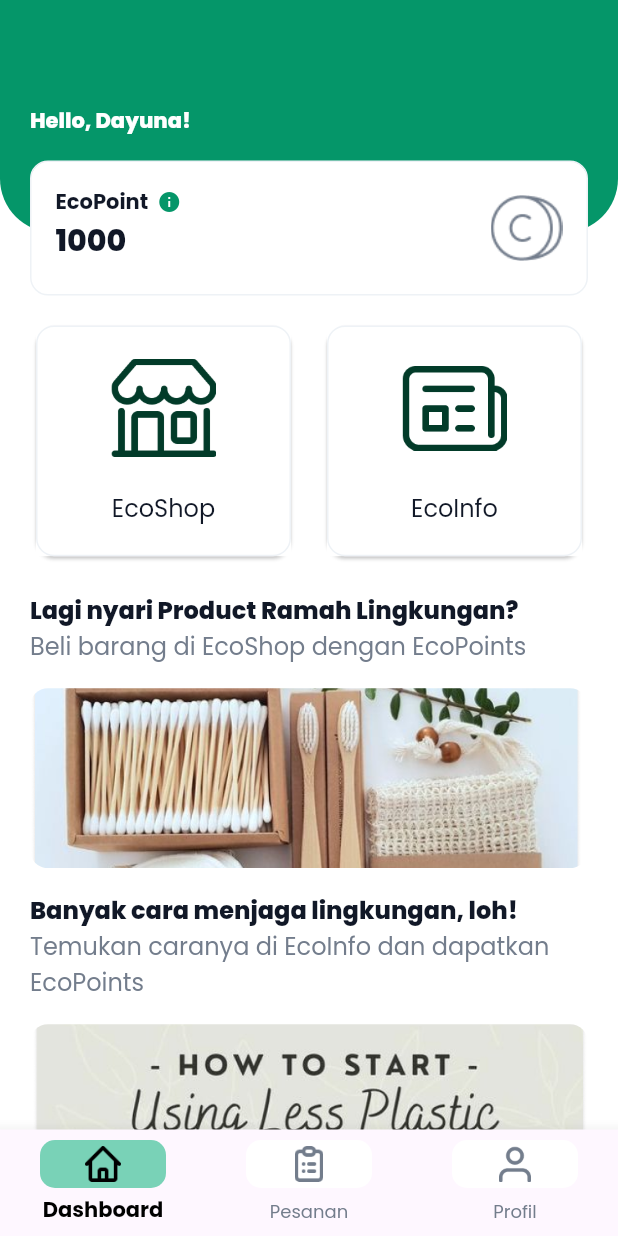
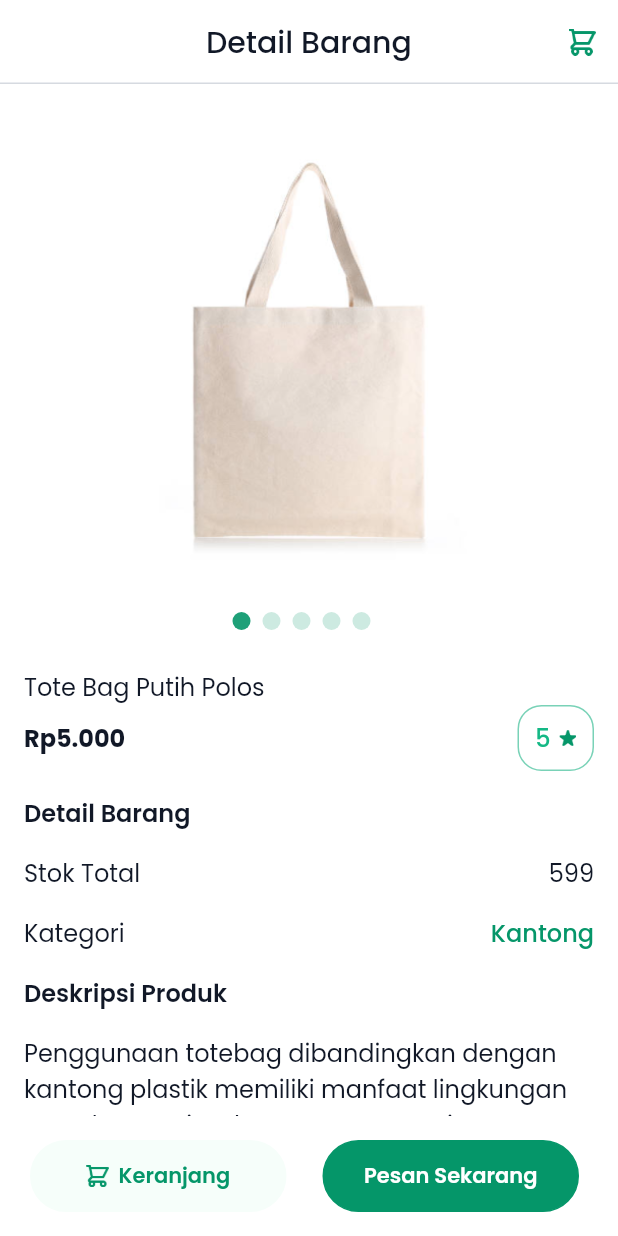
Before and after one commit to Ecowave-Alterra/ecowave-flutter, a Flutter app: the screen it shows after launch, on a phone screen of 412 x 824 dp. Run offline on Flutter 3.47's test engine with Material 2 defaults, Android fonts, the phone set to English and light mode, and no system bars; drawn by our look-alikes of carousel_slider; our stand-ins replace another_flushbar, flutter_bloc, flutter_countdown_timer, get_it, google_fonts, lottie.

Commit message:
[FL-014] Detail Barang (#23)
* complete slicing UI product detail

* review correction

```diff
--- a/lib/app.dart
+++ b/lib/app.dart
@@ -1,5 +1,6 @@
 import 'package:ecowave/core.dart';
 import 'package:ecowave/core/utils/providers.dart';
+import 'package:ecowave/features/ecommerce/view/pages/product_detail_page.dart';
 import 'package:ecowave/features/home/home_page.dart';
 import 'package:ecowave/routes/routes.dart';
 import 'package:flutter/material.dart';
@@ -16,7 +17,7 @@ class App extends StatelessWidget {
       child: MaterialApp(
         debugShowCheckedModeBanner: false,
         title: 'Ecowave',
-        home: const MyHomePage(),
+        home: const ProductDetail(),
         onGenerateRoute: Routes.generateRoute,
         theme: ThemeData(
           scaffoldBackgroundColor: AppColors.white,
--- /dev/null
+++ b/lib/features/ecommerce/view/pages/product_detail_page.dart
@@ -0,0 +1,105 @@
+import 'package:ecowave/features/ecommerce/view/widgets/product_description_widget.dart';
+import 'package:flutter/material.dart';
+
+import '../../../../core.dart';
+import '../../../payment/view/pages/payment_detail_page.dart';
+import '../widgets/carousel_barang_widget.dart';
+
+class ProductDetail extends StatelessWidget {
+  const ProductDetail({super.key});
+
+  @override
+  Widget build(BuildContext context) {
+    return Scaffold(
+      backgroundColor: AppColors.white,
+      appBar: AppBar(
+        title: const Text("Detail Barang"),
+        actions: [
+          IconButton(
+            onPressed: () => context.push(const PaymentDetailPage()),
+            icon: const ImageIcon(
+              AppIcons.keranjang,
+              color: AppColors.primary500,
+            ),
+            iconSize: 18.0,
+          ),
+        ],
+      ),
+      body: const SingleChildScrollView(
+        child: Column(
+          mainAxisAlignment: MainAxisAlignment.start,
+          crossAxisAlignment: CrossAxisAlignment.start,
+          children: [
+            CarouselBarang(),
+            ProductDescription(),
+          ],
+        ),
+      ),
+      bottomNavigationBar: Container(
+        padding: const EdgeInsets.all(8.0),
+        height: 80.0,
+        child: Row(
+          children: [
+            TextButton(
+              onPressed: () {},
+              child: Container(
+                height: 48.0,
+                width: 171.0,
+                decoration: BoxDecoration(
+                  border: Border.all(color: AppColors.primary50),
+                  borderRadius: BorderRadius.circular(100),
+                  color: AppColors.primary50,
+                ),
+                child: const Center(
+                  child: Row(
+                    mainAxisAlignment: MainAxisAlignment.center,
+                    children: [
+                      ImageIcon(
+                        AppIcons.keranjang,
+                        size: 15.0,
+                        color: AppColors.primary500,
+                      ),
+                      SizedBox(
+                        width: 6.5,
+                      ),
+                      Text(
+                        'Keranjang',
+                        style: TextStyle(
+                          color: AppColors.primary500,
+                          fontWeight: AppFontWeight.semibold,
+                          fontSize: AppSizes.buttonFontSize,
+                        ),
+                      ),
+                    ],
+                  ),
+                ),
+              ),
+            ),
+            TextButton(
+              onPressed: () {},
+              child: Container(
+                height: 48.0,
+                width: 171.0,
+                decoration: BoxDecoration(
+                  border: Border.all(color: AppColors.primary500),
+                  borderRadius: BorderRadius.circular(100),
+                  color: AppColors.primary500,
+                ),
+                child: const Center(
+                  child: Text(
+                    'Pesan Sekarang',
+                    style: TextStyle(
+                      color: AppColors.white,
+                      fontWeight: AppFontWeight.semibold,
+                      fontSize: AppSizes.buttonFontSize,
+                    ),
+                  ),
+                ),
+              ),
+            ),
+          ],
+        ),
+      ),
+    );
+  }
+}
--- /dev/null
+++ b/lib/features/ecommerce/view/widgets/carousel_barang_widget.dart
@@ -0,0 +1,97 @@
+import 'package:carousel_slider/carousel_controller.dart';
+import 'package:carousel_slider/carousel_options.dart';
+import 'package:carousel_slider/carousel_slider.dart';
+import 'package:flutter/material.dart';
+
+import '../../../../core.dart';
+
+class CarouselBarang extends StatefulWidget {
+  const CarouselBarang({super.key});
+
+  @override
+  State<CarouselBarang> createState() => _CarouselBarangState();
+}
+
+class _CarouselBarangState extends State<CarouselBarang> {
+  List<Widget> imgList = [
+    SizedBox.fromSize(
+      child: Image.asset(
+        AppImages.productShop2,
+        fit: BoxFit.cover,
+      ),
+    ),
+    SizedBox.fromSize(
+      child: Image.asset(
+        AppImages.productShop2,
+        fit: BoxFit.cover,
+      ),
+    ),
+    SizedBox.fromSize(
+      child: Image.asset(
+        AppImages.productShop2,
+        fit: BoxFit.cover,
+      ),
+    ),
+    SizedBox.fromSize(
+      child: Image.asset(
+        AppImages.productShop2,
+        fit: BoxFit.cover,
+      ),
+    ),
+    SizedBox.fromSize(
+      child: Image.asset(
+        AppImages.productShop2,
+        fit: BoxFit.cover,
+      ),
+    ),
+  ];
+  final CarouselController _controller = CarouselController();
+  int _current = 0;
+
+  @override
+  Widget build(BuildContext context) {
+    return Padding(
+        padding: const EdgeInsets.fromLTRB(0, 16, 10, 16),
+        child: SizedBox(
+          height: 358,
+          child: Column(children: [
+            Expanded(
+              child: CarouselSlider(
+                items: imgList,
+                carouselController: _controller,
+                options: CarouselOptions(
+                    height: 358,
+                    autoPlay: true,
+                    enlargeCenterPage: false,
+                    aspectRatio: 2.0,
+                    onPageChanged: (index, reason) {
+                      setState(() {
+                        _current = index;
+                      });
+                    }),
+              ),
+            ),
+            Row(
+              mainAxisAlignment: MainAxisAlignment.center,
+              children: imgList.asMap().entries.map((entry) {
+                return GestureDetector(
+                  onTap: () => _controller.animateToPage(entry.key),
+                  child: Container(
+                    width: 12.0,
+                    height: 12.0,
+                    margin: const EdgeInsets.symmetric(
+                        vertical: 10.0, horizontal: 4.0),
+                    decoration: BoxDecoration(
+                        shape: BoxShape.circle,
+                        color: (Theme.of(context).brightness == Brightness.dark
+                                ? AppColors.black
+                                : AppColors.primary500)
+                            .withOpacity(_current == entry.key ? 0.9 : 0.2)),
+                  ),
+                );
+              }).toList(),
+            ),
+          ]),
+        ));
+  }
+}
--- /dev/null
+++ b/lib/features/ecommerce/view/widgets/product_description_widget.dart
@@ -0,0 +1,298 @@
+import 'package:ecowave/core.dart';
+import 'package:flutter/material.dart';
+
+class ProductDescription extends StatelessWidget {
+  const ProductDescription({super.key});
+
+  @override
+  Widget build(BuildContext context) {
+    return Column(
+      children: [
+        Container(
+          padding: const EdgeInsets.only(left: AppSizes.primary),
+          alignment: Alignment.centerLeft,
+          child: const Text(
+            'Tote Bag Putih Polos',
+            style: TextStyle(
+              fontSize: AppSizes.primary,
+              fontWeight: AppFontWeight.regular,
+              color: AppColors.black,
+            ),
+          ),
+        ),
+        Container(
+          padding: const EdgeInsets.only(
+              left: AppSizes.primary, right: AppSizes.primary),
+          child: Row(
+            mainAxisAlignment: MainAxisAlignment.spaceBetween,
+            children: [
+              Container(
+                padding: const EdgeInsets.fromLTRB(0, 10.0, 0, 10.0),
+                child: Text(
+                  5000.currencyFormatRp,
+                  style: const TextStyle(
+                    fontSize: AppSizes.primary,
+                    fontWeight: AppFontWeight.bold,
+                    color: AppColors.black,
+                  ),
+                ),
+              ),
+              Container(
+                height: 44.0,
+                width: 51.0,
+                decoration: BoxDecoration(
+                    border: Border.all(color: AppColors.primary300, width: 1.0),
+                    borderRadius: BorderRadius.circular(AppSizes.primary)),
+                child: Row(
+                  mainAxisAlignment: MainAxisAlignment.center,
+                  children: [
+                    Container(
+                      padding: const EdgeInsets.only(right: 5.0),
+                      child: const Text(
+                        '5',
+                        style: TextStyle(
+                          fontSize: AppSizes.primary,
+                          fontWeight: AppFontWeight.medium,
+                          color: AppColors.primary400,
+                        ),
+                      ),
+                    ),
+                    const ImageIcon(
+                      AppIcons.solidUlasan,
+                      color: AppColors.primary500,
+                      size: 12.0,
+                    )
+                  ],
+                ),
+              ),
+            ],
+          ),
+        ),
+        Container(
+          padding: const EdgeInsets.all(AppSizes.primary),
+          alignment: Alignment.centerLeft,
+          child: const Text(
+            'Detail Barang',
+            style: TextStyle(
+              fontSize: AppSizes.primary,
+              fontWeight: AppFontWeight.semibold,
+            ),
+          ),
+        ),
+        Container(
+          padding: const EdgeInsets.only(
+              left: AppSizes.primary, right: AppSizes.primary),
+          child: const Row(
+            mainAxisAlignment: MainAxisAlignment.spaceBetween,
+            children: [
+              Text(
+                'Stok Total',
+                style: TextStyle(
+                  fontSize: AppSizes.primary,
+                  fontWeight: AppFontWeight.regular,
+                ),
+              ),
+              Text(
+                '599',
+                style: TextStyle(
+                  fontSize: AppSizes.primary,
+                  fontWeight: AppFontWeight.regular,
+                ),
+              ),
+            ],
+          ),
+        ),
+        Container(
+          padding: const EdgeInsets.only(
+              left: AppSizes.primary,
+              top: AppSizes.primary,
+              right: AppSizes.primary),
+          child: const Row(
+            mainAxisAlignment: MainAxisAlignment.spaceBetween,
+            children: [
+              Text(
+                'Kategori',
+                style: TextStyle(
+                  fontSize: AppSizes.primary,
+                  fontWeight: AppFontWeight.regular,
+                ),
+              ),
+              Text(
+                'Kantong',
+                style: TextStyle(
+                    fontSize: AppSizes.primary,
+                    fontWeight: AppFontWeight.medium,
+                    color: AppColors.primary500),
+              ),
+            ],
+          ),
+        ),
+        Container(
+          padding: const EdgeInsets.all(AppSizes.primary),
+          alignment: Alignment.centerLeft,
+          child: const Text(
+            'Deskripsi Produk',
+            style: TextStyle(
+              fontSize: AppSizes.primary,
+              fontWeight: AppFontWeight.semibold,
+            ),
+          ),
+        ),
+        Container(
+          padding: const EdgeInsets.only(
+              left: AppSizes.primary, right: AppSizes.primary),
+          alignment: Alignment.centerLeft,
+          child: const Text(
+            'Penggunaan totebag dibandingkan dengan kantong plastik memiliki manfaat lingkungan yang besar. Kita dapat mengurangi penggunaan plastik sekali pakai yang sulit diurai oleh alam dan berdampak negatif pada lingkungan kita. Totebag terbuat dari bahan yang kuat dan tahan lama, sehingga dapat digunakan berulang kali. Totebag juga memiliki kapasitas yang lebih besar daripada kantong plastik. Totebag putih ini memiliki desain yang trendy dan stylish, sehingga dapat menjadi aksesori fashion yang menarik perhatian. Warna putih yang simpel membuatnya mudah dipadukan dengan pakaian apa pun. Dapatkan sekarang!',
+            style: TextStyle(
+              fontSize: AppSizes.primary,
+              fontWeight: AppFontWeight.regular,
+            ),
+          ),
+        ),
+        Container(
+          padding: const EdgeInsets.all(AppSizes.primary),
+          child: Row(
+            mainAxisAlignment: MainAxisAlignment.spaceBetween,
+            children: [
+              const Text(
+                'Ulasan',
+                style: TextStyle(
+                  fontSize: AppSizes.primary,
+                  fontWeight: AppFontWeight.semibold,
+                ),
+              ),
+              TextButton(
+                onPressed: () {},
+                child: const Text(
+                  'Lihat Semua',
+                  style: TextStyle(
+                      fontSize: 12.0,
+                      fontWeight: AppFontWeight.semibold,
+                      color: AppColors.primary500),
+                ),
+              ),
+            ],
+          ),
+        ),
+        Container(
+          padding: const EdgeInsets.only(
+              left: AppSizes.primary, bottom: AppSizes.primary),
+          child: Row(
+            children: [
+              const ImageIcon(
+                AppIcons.solidUlasan,
+                color: AppColors.warning500,
+                size: 14.24,
+              ),
+              Container(
+                padding: const EdgeInsets.only(left: 4.0),
+                child: const Text(
+                  '5',
+                  style: TextStyle(
+                      fontSize: AppSizes.primary,
+                      fontWeight: AppFontWeight.semibold,
+                      color: AppColors.black),
+                ),
+              ),
+              Container(
+                padding:
+                    const EdgeInsets.only(left: 8.0, top: 2.0, bottom: 2.0),
+                child: const Text(
+                  '599 penilaian',
+                  style: TextStyle(
+                      fontSize: 14,
+                      fontWeight: AppFontWeight.medium,
+                      color: AppColors.grey700),
+                ),
+              ),
+            ],
+          ),
+        ),
+        Container(
+          padding: const EdgeInsets.only(left: AppSizes.primary),
+          child: Row(
+            children: [
+              const SizedBox(
+                width: 30.0,
+                height: 40.0,
+                child: CircleAvatar(
+                  backgroundImage: AssetImage(AppImages.cardInfo4),
+                ),
+              ),
+              Container(
+                padding: const EdgeInsets.only(left: 10.0),
+                child: const Text(
+                  'Muhammad Nabil',
+                  style: TextStyle(
+                      fontSize: 12.0,
+                      fontWeight: AppFontWeight.medium,
+                      color: AppColors.black),
+                ),
+              ),
+            ],
+          ),
+        ),
+        Container(
+          padding: const EdgeInsets.fromLTRB(16.0, 4.0, 0, 0),
+          child: Row(
+            children: [
+              Container(
+                padding: const EdgeInsets.only(right: 6.57),
+                child: const ImageIcon(
+                  AppIcons.solidUlasan,
+                  color: AppColors.warning500,
+                  size: 14.24,
+                ),
+              ),
+              Container(
+                padding: const EdgeInsets.only(right: 6.57),
+                child: const ImageIcon(
+                  AppIcons.solidUlasan,
+                  color: AppColors.warning500,
+                  size: 14.24,
+                ),
+              ),
+              Container(
+                padding: const EdgeInsets.only(right: 6.57),
+                child: const ImageIcon(
+                  AppIcons.solidUlasan,
+                  color: AppColors.warning500,
+                  size: 14.24,
+                ),
+              ),
+              Container(
+                padding: const EdgeInsets.only(right: 6.57),
+                child: const ImageIcon(
+                  AppIcons.solidUlasan,
+                  color: AppColors.warning500,
+                  size: 14.24,
+                ),
+              ),
+              Container(
+                padding: const EdgeInsets.only(right: 6.57),
+                child: const ImageIcon(
+                  AppIcons.solidUlasan,
+                  color: AppColors.warning500,
+                  size: 14.24,
+                ),
+              ),
+            ],
+          ),
+        ),
+        Container(
+          padding: const EdgeInsets.only(
+              left: AppSizes.primary, right: AppSizes.primary),
+          alignment: Alignment.centerLeft,
+          child: const Text(
+            'Menjelaskan produk ini dapat digunakan untuk apa dan apa manfaat dari produk ini.',
+            style: TextStyle(
+              fontSize: AppSizes.primary,
+              fontWeight: AppFontWeight.regular,
+            ),
+          ),
+        ),
+      ],
+    );
+  }
+}
```
